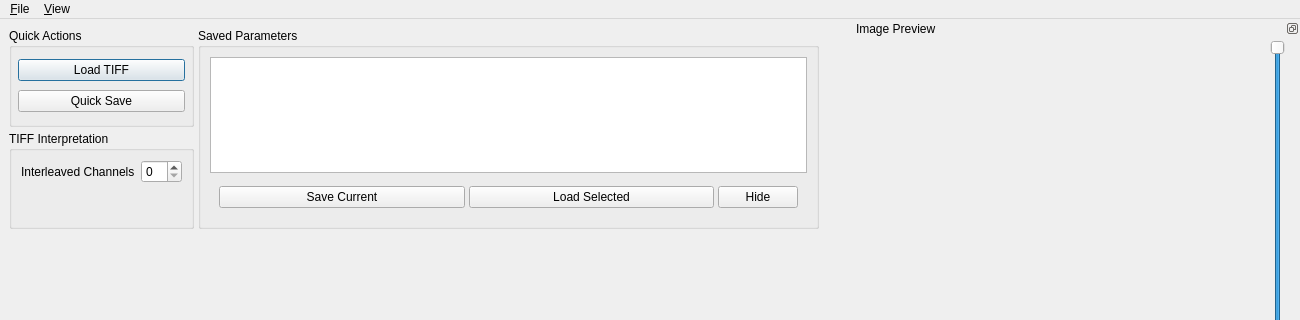
Before: the Qt Designer form src/mainwindow.ui in bothlab/omerewriter, drawn with Qt 5; both pictures show x 0 to 1300 and y 0 to 320 of the 1300 by 814 pixel window.
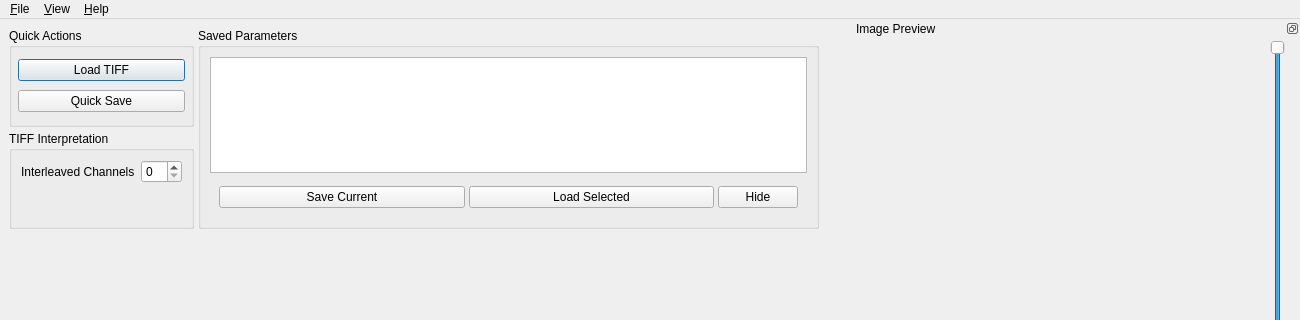
After: the same form once the commit is applied. Icons and pictures are not drawn. Custom widgets are drawn as their Qt base class.

Patch:
```diff
--- a/src/mainwindow.ui
+++ b/src/mainwindow.ui
@@ -257,8 +257,15 @@
      <string>&amp;View</string>
     </property>
    </widget>
+   <widget class="QMenu" name="menuHelp">
+    <property name="title">
+     <string>&amp;Help</string>
+    </property>
+    <addaction name="actionAbout"/>
+   </widget>
    <addaction name="menuFile"/>
    <addaction name="menuView"/>
+   <addaction name="menuHelp"/>
   </widget>
   <widget class="QStatusBar" name="statusbar"/>
   <widget class="QDockWidget" name="viewDockWidget">
```
Left out of the diff: 5 changed lines with no effect on the pictures.
